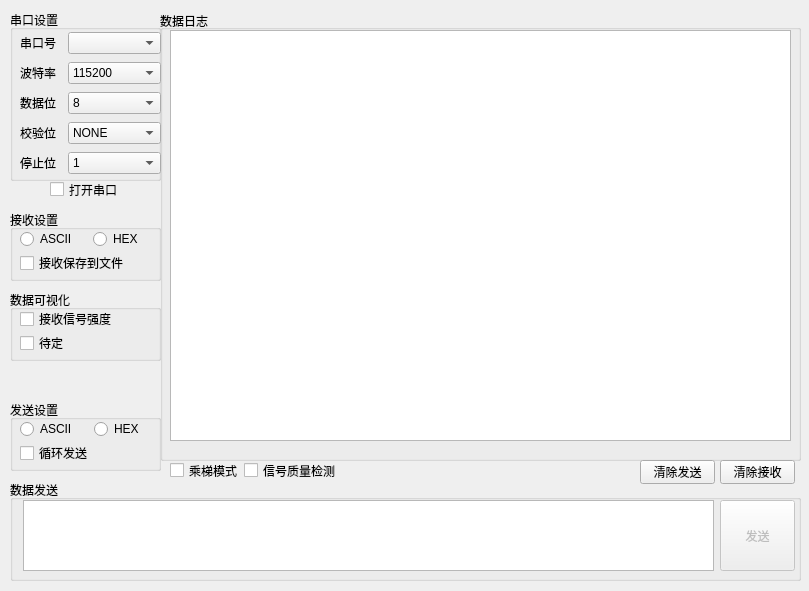
This is mainwindow.ui in 519984307/myQTserialWin as Qt 5 draws it before an edit. The edited form follows.
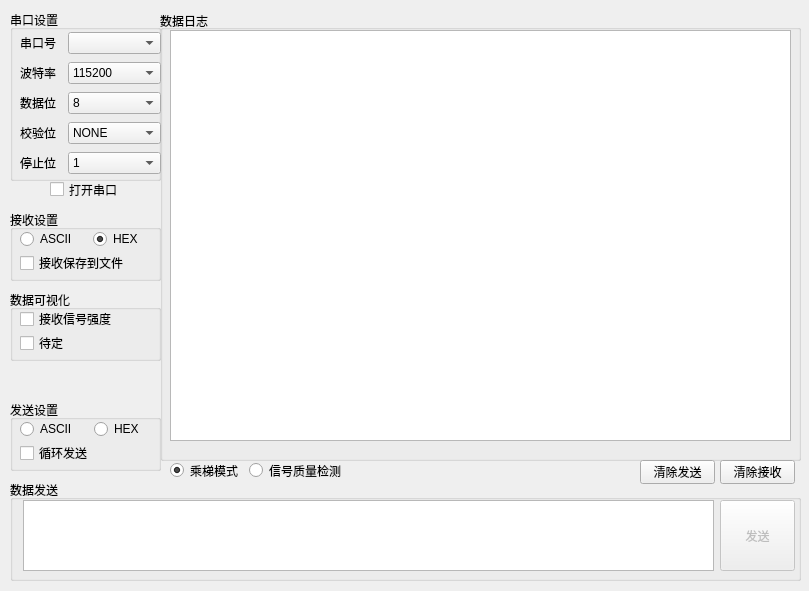
This is the edited form.

Commit message: 调整乘梯和接收信号强度模式框架，提升数据解析准确性.

Diff of the .ui file:
```diff
--- a/mainwindow.ui
+++ b/mainwindow.ui
@@ -315,41 +315,6 @@
      <string>清除发送</string>
     </property>
    </widget>
-   <widget class="QWidget" name="horizontalLayoutWidget_2">
-    <property name="geometry">
-     <rect>
-      <x>170</x>
-      <y>460</y>
-      <width>171</width>
-      <height>21</height>
-     </rect>
-    </property>
-    <layout class="QHBoxLayout" name="horizontalLayout_7" stretch="0,0">
-     <property name="spacing">
-      <number>0</number>
-     </property>
-     <property name="rightMargin">
-      <number>0</number>
-     </property>
-     <item>
-      <widget class="QCheckBox" name="elevator_mode">
-       <property name="enabled">
-        <bool>true</bool>
-       </property>
-       <property name="text">
-        <string>乘梯模式</string>
-       </property>
-      </widget>
-     </item>
-     <item>
-      <widget class="QCheckBox" name="signal_quality">
-       <property name="text">
-        <string>信号质量检测</string>
-       </property>
-      </widget>
-     </item>
-    </layout>
-   </widget>
    <widget class="QCheckBox" name="openCom">
     <property name="enabled">
      <bool>true</bool>
@@ -405,9 +370,15 @@
         </item>
         <item>
          <widget class="QRadioButton" name="rx_hex">
+          <property name="enabled">
+           <bool>true</bool>
+          </property>
           <property name="text">
            <string>HEX</string>
           </property>
+          <property name="checked">
+           <bool>true</bool>
+          </property>
          </widget>
         </item>
        </layout>
@@ -511,6 +482,35 @@
      </layout>
     </widget>
    </widget>
+   <widget class="QWidget" name="horizontalLayoutWidget">
+    <property name="geometry">
+     <rect>
+      <x>170</x>
+      <y>460</y>
+      <width>174</width>
+      <height>21</height>
+     </rect>
+    </property>
+    <layout class="QHBoxLayout" name="horizontalLayout_9">
+     <item>
+      <widget class="QRadioButton" name="elevator_mode">
+       <property name="text">
+        <string>乘梯模式</string>
+       </property>
+       <property name="checked">
+        <bool>true</bool>
+       </property>
+      </widget>
+     </item>
+     <item>
+      <widget class="QRadioButton" name="signal_quality">
+       <property name="text">
+        <string>信号质量检测</string>
+       </property>
+      </widget>
+     </item>
+    </layout>
+   </widget>
   </widget>
  </widget>
  <resources/>
```
The commit also changes 5 other files.
